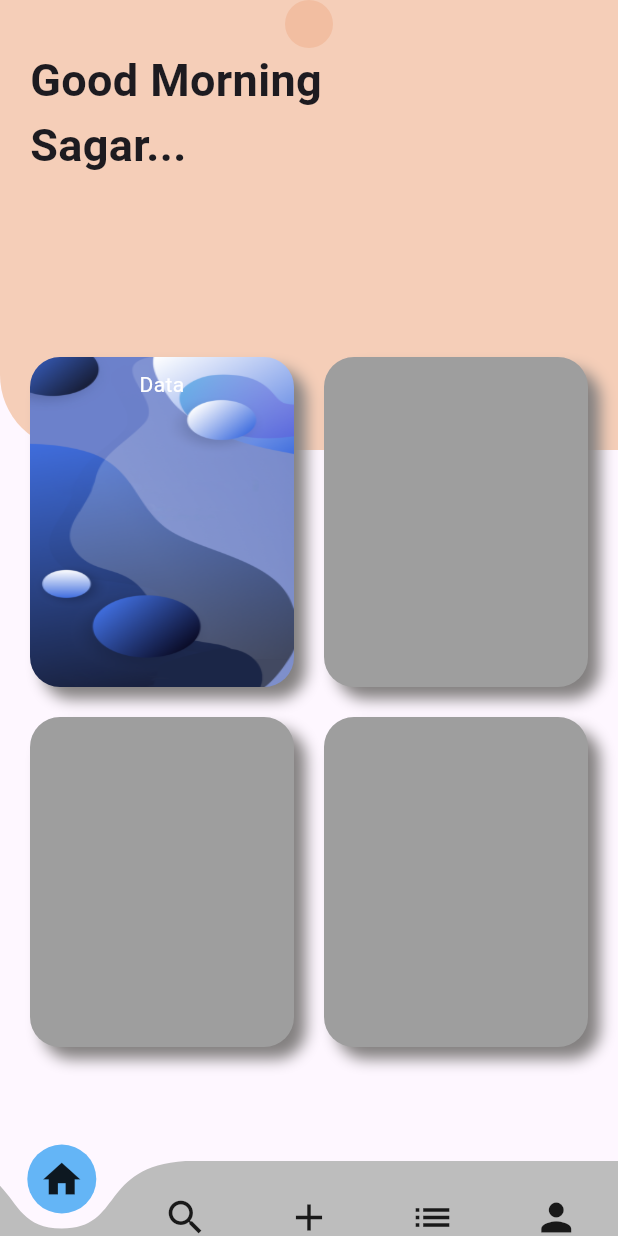
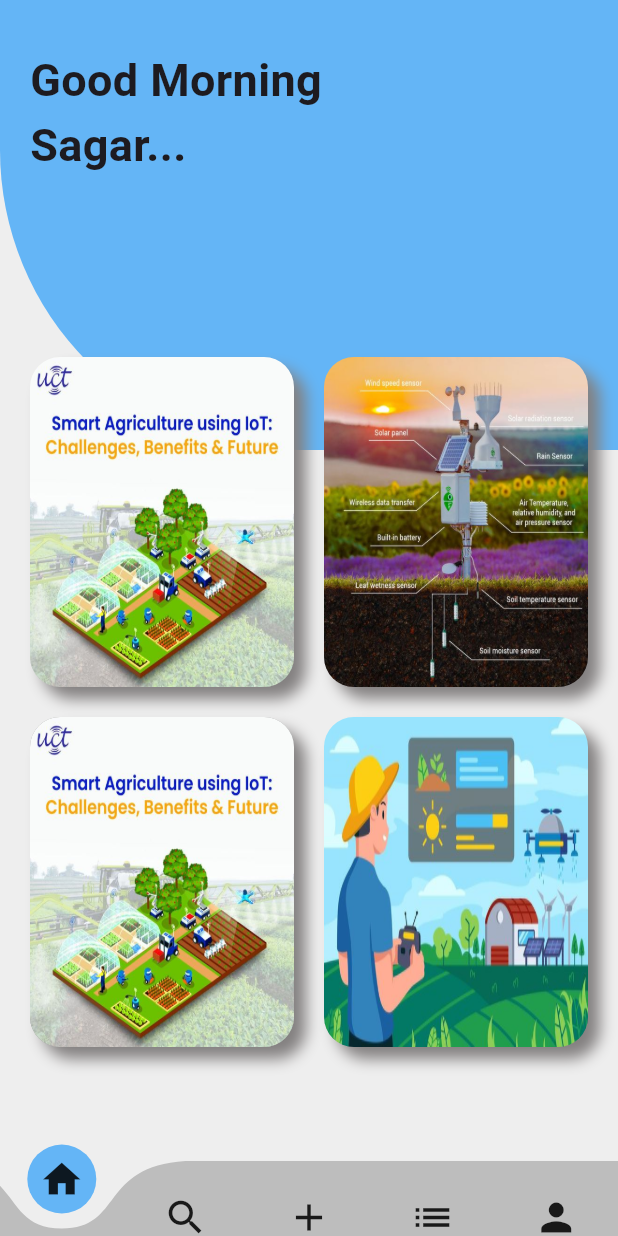
Before and after one commit to kumbharsl/flutter, a Flutter app: the HomeScreen screen opened directly, on a phone screen of 412 x 824 dp. Run offline on Flutter 3.47's test engine with Material 3 defaults, Android fonts, the light colour scheme and no system bars; drawn by our look-alikes of curved_navigation_bar; our stand-ins replace bubble, carousel_slider, flutter_slidable, google_fonts, icons_plus, smooth_page_indicator and 1 more; accounts and stored records are empty.

Commit message:
iot ui process

```diff
--- a/IoT/agreeculture/lib/home/home.dart
+++ b/IoT/agreeculture/lib/home/home.dart
@@ -5,23 +5,6 @@ import 'package:agreeculture/home/screen4.dart';
 import 'package:agreeculture/home/screen5.dart';
 import 'package:curved_navigation_bar/curved_navigation_bar.dart';
 import 'package:flutter/material.dart';
-
-void main() {
-  runApp(const MyApp());
-}
-
-class MyApp extends StatelessWidget {
-  const MyApp({super.key});
-
-  // This widget is the root of your application.
-  @override
-  Widget build(BuildContext context) {
-    return const MaterialApp(
-      debugShowCheckedModeBanner: false,
-      home: HomeScreen(),
-    );
-  }
-}
 
 class HomeScreen extends StatefulWidget {
   const HomeScreen({super.key});
@@ -78,7 +61,7 @@ class _HomeScreen extends State<HomeScreen> {
             animationDuration: const Duration(milliseconds: 500),
             // animationCurve: Curves.linear,
             height: 50,
-            backgroundColor: Colors.transparent,
+            backgroundColor: Colors.grey.shade200,
             items: items,
             index: menuIndex,
             onTap: (index) => setState(() => menuIndex = index),
--- a/IoT/agreeculture/lib/home/screen1.dart
+++ b/IoT/agreeculture/lib/home/screen1.dart
@@ -12,20 +12,23 @@ class _Screen1 extends State<Screen1> {
   @override
   Widget build(BuildContext context) {
     return Scaffold(
-      // backgroundColor: Colors.red,
+      backgroundColor: Colors.grey.shade200,
       extendBody: true,
       body: Stack(
         children: [
           Container(
             // Here the height of the container is 45% of our total height
             height: 300,
-            decoration: const BoxDecoration(
-              borderRadius: BorderRadius.only(
-                bottomLeft: Radius.circular(50),
+            decoration: BoxDecoration(
+                borderRadius: const BorderRadius.only(
+                  bottomLeft: Radius.circular(200),
                   // topRight: Radius.circular(50),
                 ),
-
-              color: Color(0xFFF5CEB8),
+                color: Colors.blue.shade300
+                // image: DecorationImage(
+                //   fit: BoxFit.fill,
+                //   image: AssetImage('assets/images/image copy.png'),
+                // ),
                 // image: DecorationImage(
                 //   alignment: Alignment.centerLeft,
                 //   // image: AssetImage("assets/images/undraw_pilates_gpdb.png"),
@@ -45,7 +48,7 @@ class _Screen1 extends State<Screen1> {
                       height: 32,
                       // width: 52,
                       decoration: const BoxDecoration(
-                        color: Color(0xFFF2BEA1),
+                        // color: Colors.green.shade300,
                         shape: BoxShape.circle,
                       ),
                     ),
@@ -84,7 +87,7 @@ class _Screen1 extends State<Screen1> {
                             decoration: const BoxDecoration(
                               image: DecorationImage(
                                 fit: BoxFit.fill,
-                                image: AssetImage('assets/images/image.png'),
+                                image: AssetImage('assets/images/iot1.png'),
                               ),
                               // color: Colors.grey,
                               borderRadius: BorderRadius.all(
@@ -98,11 +101,11 @@ class _Screen1 extends State<Screen1> {
                                     blurStyle: BlurStyle.normal),
                               ],
                             ),
-                            padding: EdgeInsets.all(8),
+                            padding: const EdgeInsets.all(8),
                             child: const Text.rich(
                               textAlign: TextAlign.center,
                               TextSpan(
-                                text: 'Data',
+                                text: '',
                               ),
                               style: TextStyle(color: Colors.white),
                             ),
@@ -114,6 +117,34 @@ class _Screen1 extends State<Screen1> {
                             height: 50,
                             width: 50,
                             decoration: const BoxDecoration(
+                              image: DecorationImage(
+                                fit: BoxFit.fill,
+                                image: AssetImage('assets/images/solar.png'),
+                              ),
+                              // color: Colors.grey,
+                              borderRadius: BorderRadius.all(
+                                Radius.circular(20),
+                              ),
+                              boxShadow: [
+                                BoxShadow(
+                                    color: Color.fromARGB(255, 131, 128, 128),
+                                    blurRadius: 8,
+                                    offset: Offset(8, 8),
+                                    blurStyle: BlurStyle.normal),
+                              ],
+                            ),
+                          ),
+                        ),
+                        GestureDetector(
+                          onTap: () {},
+                          child: Container(
+                            height: 50,
+                            width: 50,
+                            decoration: const BoxDecoration(
+                              image: DecorationImage(
+                                fit: BoxFit.fill,
+                                image: AssetImage('assets/images/iot1.png'),
+                              ),
                               color: Colors.grey,
                               borderRadius: BorderRadius.all(
                                 Radius.circular(20),
@@ -134,27 +165,11 @@ class _Screen1 extends State<Screen1> {
                             height: 50,
                             width: 50,
                             decoration: const BoxDecoration(
-                              color: Colors.grey,
-                              borderRadius: BorderRadius.all(
-                                Radius.circular(20),
+                              image: DecorationImage(
+                                image: AssetImage('assets/images/rain.png'),
+                                fit: BoxFit.fill,
                               ),
-                              boxShadow: [
-                                BoxShadow(
-                                    color: Color.fromARGB(255, 131, 128, 128),
-                                    blurRadius: 8,
-                                    offset: Offset(8, 8),
-                                    blurStyle: BlurStyle.normal),
-                              ],
-                            ),
-                          ),
-                        ),
-                        GestureDetector(
-                          onTap: () {},
-                          child: Container(
-                            height: 50,
-                            width: 50,
-                            decoration: const BoxDecoration(
-                              color: Colors.grey,
+                              // color: Colors.grey,
                               borderRadius: BorderRadius.all(
                                 Radius.circular(20),
                               ),
--- a/IoT/agreeculture/lib/home/screen2.dart
+++ b/IoT/agreeculture/lib/home/screen2.dart
@@ -11,6 +11,7 @@ class _Screen2 extends State<Screen2> {
   @override
   Widget build(BuildContext context) {
     return Scaffold(
+      backgroundColor: Colors.grey.shade200,
       extendBody: true,
       body: Stack(
         children: [
--- a/IoT/agreeculture/lib/home/screen3.dart
+++ b/IoT/agreeculture/lib/home/screen3.dart
@@ -11,6 +11,7 @@ class _Screen3 extends State<Screen3> {
   @override
   Widget build(BuildContext context) {
     return Scaffold(
+      backgroundColor: Colors.grey.shade200,
       extendBody: true,
       body: Stack(
         children: [
--- a/IoT/agreeculture/lib/home/screen4.dart
+++ b/IoT/agreeculture/lib/home/screen4.dart
@@ -11,6 +11,7 @@ class _Screen4 extends State<Screen4> {
   @override
   Widget build(BuildContext context) {
     return Scaffold(
+      backgroundColor: Colors.grey.shade200,
       extendBody: true,
       body: Stack(
         children: [
--- a/IoT/agreeculture/lib/home/screen5.dart
+++ b/IoT/agreeculture/lib/home/screen5.dart
@@ -11,6 +11,7 @@ class _Screen5 extends State<Screen5> {
   @override
   Widget build(BuildContext context) {
     return Scaffold(
+      backgroundColor: Colors.grey.shade200,
       extendBody: true,
       body: Stack(
         children: [
```
Also changed, not shown: IoT/agreeculture/assets/images/image copy.png (added), IoT/agreeculture/assets/images/iot1.png (added), IoT/agreeculture/assets/images/iot2.png (added), IoT/agreeculture/assets/images/moisture.png (added), IoT/agreeculture/assets/images/rain.png (added), IoT/agreeculture/assets/images/solar.png (added). Lines whose indentation alone changed are shown as unchanged.
